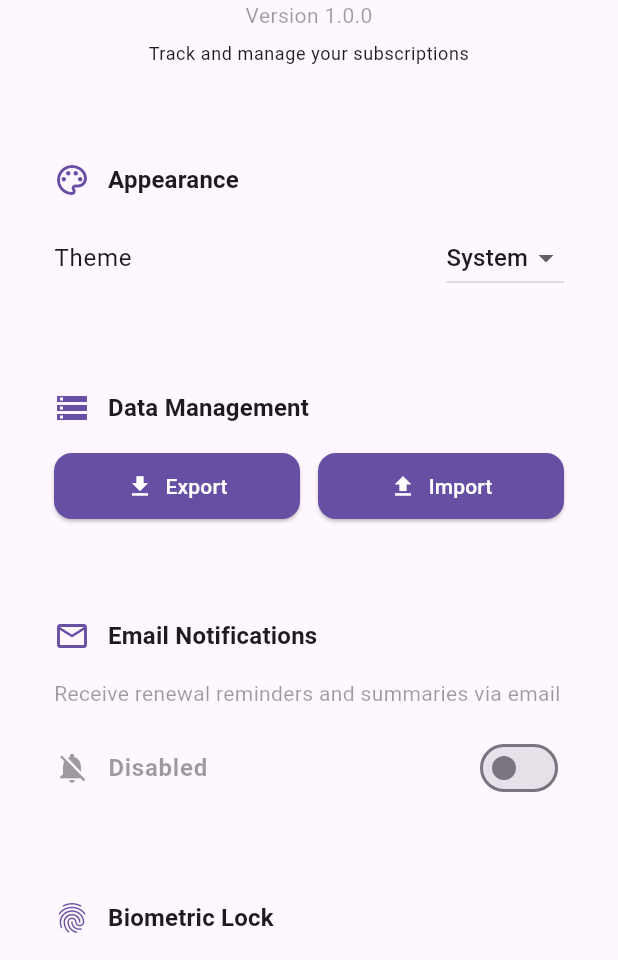
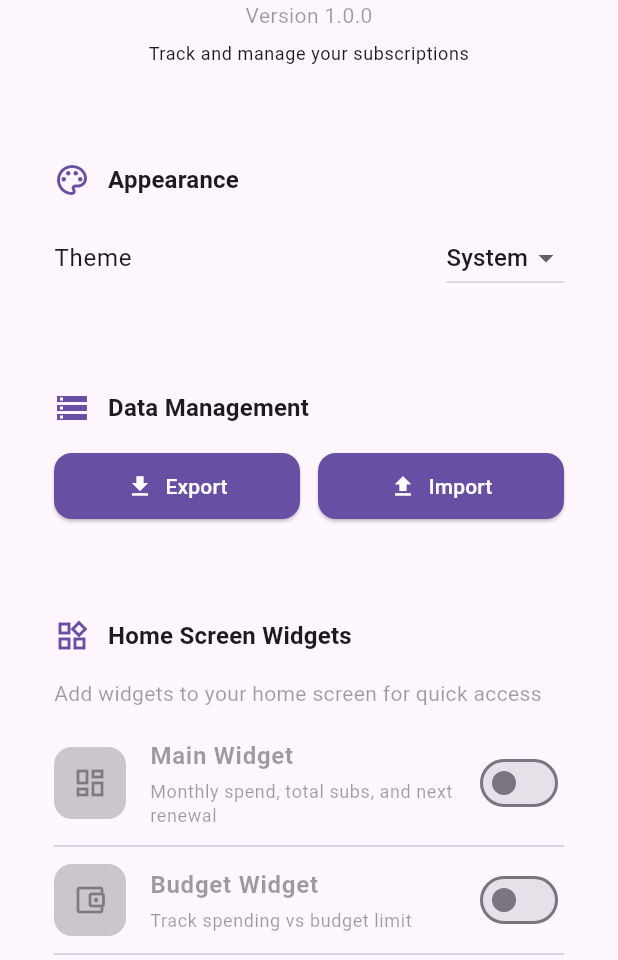
Before and after one commit to Jl115/abotrack_fl, a Flutter app: the SettingsView screen opened directly, on a phone screen of 412 x 824 dp, the part 276-1236 px from its top. Run offline on Flutter 3.47's test engine with Material 3 defaults, Android fonts, the phone set to English and light mode, and no system bars; our stand-ins replace fl_chart, flutter_local_notifications, flutter_slidable, local_auth, permission_handler, shared_preferences and 1 more; missing offline and left inert: background_fetch, home_widget, mailer, workmanager; accounts and stored records are empty; statements that could not run were skipped.

Commit message:
🏠 Add home screen widgets support with 3 widget types

```diff
--- /dev/null
+++ b/lib/src/components/settings/widget_settings_component.dart
@@ -0,0 +1,321 @@
+import 'package:flutter/material.dart';
+import 'package:provider/provider.dart';
+import 'package:abotrack_fl/src/controller/abo_controller.dart';
+import 'package:abotrack_fl/src/service/widget_service.dart';
+import 'package:intl/intl.dart';
+
+/// Settings component for configuring home screen widgets.
+class WidgetSettingsComponent extends StatefulWidget {
+  const WidgetSettingsComponent({super.key});
+
+  @override
+  State<WidgetSettingsComponent> createState() => _WidgetSettingsComponentState();
+}
+
+class _WidgetSettingsComponentState extends State<WidgetSettingsComponent> {
+  final WidgetService _widgetService = WidgetService();
+  bool _isMainWidgetEnabled = false;
+  bool _isBudgetWidgetEnabled = false;
+  bool _isUpcomingWidgetEnabled = false;
+  bool _isLoading = true;
+
+  @override
+  void initState() {
+    super.initState();
+    _loadWidgetSettings();
+  }
+
+  Future<void> _loadWidgetSettings() async {
+    setState(() => _isLoading = true);
+    // In a real app, load from SharedPreferences
+    await Future.delayed(const Duration(milliseconds: 500));
+    setState(() => _isLoading = false);
+  }
+
+  Future<void> _updateWidgets() async {
+    final controller = context.read<AboController>();
+    final abos = controller.abos;
+
+    if (abos.isEmpty) return;
+
+    // Calculate data for main widget
+    final monthlySpend = controller.getMonthlyCost();
+    final totalSubscriptions = abos.length;
+    final expiringCount = abos.where((a) => a.expiresSoon).length;
+
+    // Find next renewal
+    final activeAbos = abos.where((a) => a.isActive).toList();
+    activeAbos.sort((a, b) => a.endDate.compareTo(b.endDate));
+    final nextRenewal = activeAbos.isNotEmpty ? activeAbos.first : null;
+
+    if (_isMainWidgetEnabled) {
+      await _widgetService.updateMainWidget(
+        monthlySpend: monthlySpend,
+        totalSubscriptions: totalSubscriptions,
+        expiringCount: expiringCount,
+        nextRenewalName: nextRenewal?.name ?? 'None',
+        daysUntilNextRenewal: nextRenewal?.daysUntilExpiration ?? 0,
+      );
+    }
+
+    // Update budget widget
+    if (_isBudgetWidgetEnabled) {
+      // In real app, load budget from settings
+      final budget = 100.0;
+      final spent = monthlySpend;
+      final remaining = budget - spent;
+      final isOverBudget = remaining < 0;
+
+      await _widgetService.updateBudgetWidget(
+        budget: budget,
+        spent: spent,
+        remaining: remaining,
+        isOverBudget: isOverBudget,
+      );
+    }
+
+    // Update upcoming renewals widget
+    if (_isUpcomingWidgetEnabled) {
+      final now = DateTime.now();
+      final thirtyDaysFromNow = now.add(const Duration(days: 30));
+      final upcoming = activeAbos
+          .where((a) => a.endDate.isAfter(now) && a.endDate.isBefore(thirtyDaysFromNow))
+          .take(5)
+          .map((a) => {
+                'name': a.name,
+                'price': a.price,
+                'days': a.daysUntilExpiration,
+                'date': a.endDate.toIso8601String(),
+              })
+          .toList();
+
+      await _widgetService.updateUpcomingWidget(upcomingRenewals: upcoming);
+    }
+
+    if (mounted) {
+      ScaffoldMessenger.of(context).showSnackBar(
+        const SnackBar(
+          content: Text('Widgets updated successfully!'),
+          backgroundColor: Colors.green,
+        ),
+      );
+    }
+  }
+
+  @override
+  Widget build(BuildContext context) {
+    final theme = Theme.of(context);
+
+    return Container(
+      width: double.infinity,
+      padding: const EdgeInsets.all(20),
+      decoration: ShapeDecoration(
+        color: theme.cardColor,
+        shape: RoundedRectangleBorder(
+          borderRadius: BorderRadius.circular(28),
+        ),
+      ),
+      child: Column(
+        crossAxisAlignment: CrossAxisAlignment.start,
+        children: [
+          Row(
+            children: [
+              Icon(
+                Icons.widgets_outlined,
+                color: theme.primaryColor,
+              ),
+              const SizedBox(width: 12),
+              Text(
+                'Home Screen Widgets',
+                style: theme.textTheme.titleMedium?.copyWith(
+                  fontWeight: FontWeight.bold,
+                ),
+              ),
+            ],
+          ),
+          const SizedBox(height: 16),
+
+          if (_isLoading)
+            const Padding(
+              padding: EdgeInsets.all(20),
+              child: Center(child: CircularProgressIndicator()),
+            )
+          else
+            Column(
+              crossAxisAlignment: CrossAxisAlignment.start,
+              children: [
+                Text(
+                  'Add widgets to your home screen for quick access',
+                  style: theme.textTheme.bodyMedium?.copyWith(
+                    color: theme.disabledColor,
+                  ),
+                ),
+                const SizedBox(height: 20),
+
+                // Main Widget Toggle
+                _buildWidgetOption(
+                  theme,
+                  'Main Widget',
+                  'Monthly spend, total subs, and next renewal',
+                  Icons.dashboard_outlined,
+                  _isMainWidgetEnabled,
+                  (value) {
+                    setState(() => _isMainWidgetEnabled = value);
+                    _updateWidgets();
+                  },
+                ),
+                const Divider(height: 24),
+
+                // Budget Widget Toggle
+                _buildWidgetOption(
+                  theme,
+                  'Budget Widget',
+                  'Track spending vs budget limit',
+                  Icons.account_balance_wallet_outlined,
+                  _isBudgetWidgetEnabled,
+                  (value) {
+                    setState(() => _isBudgetWidgetEnabled = value);
+                    _updateWidgets();
+                  },
+                ),
+                const Divider(height: 24),
+
+                // Upcoming Widget Toggle
+                _buildWidgetOption(
+                  theme,
+                  'Upcoming Renewals',
+                  'See subscriptions renewing soon',
+                  Icons.upcoming_outlined,
+                  _isUpcomingWidgetEnabled,
+                  (value) {
+                    setState(() => _isUpcomingWidgetEnabled = value);
+                    _updateWidgets();
+                  },
+                ),
+
+                const SizedBox(height: 20),
+
+                // Instructions
+                Container(
+                  padding: const EdgeInsets.all(16),
+                  decoration: BoxDecoration(
+                    color: theme.primaryColor.withOpacity(0.1),
+                    borderRadius: BorderRadius.circular(12),
+                  ),
+                  child: Column(
+                    crossAxisAlignment: CrossAxisAlignment.start,
+                    children: [
+                      Row(
+                        children: [
+                          Icon(
+                            Icons.info_outline,
+                            color: theme.primaryColor,
+                            size: 20,
+                          ),
+                          const SizedBox(width: 8),
+                          Text(
+                            'How to add widgets:',
+                            style: theme.textTheme.titleSmall?.copyWith(
+                              fontWeight: FontWeight.bold,
+                              color: theme.primaryColor,
+                            ),
+                          ),
+                        ],
+                      ),
+                      const SizedBox(height: 12),
+                      Text(
+                        '1. Long press on your home screen\n'
+                        '2. Tap "+" or "Add Widget"\n'
+                        '3. Search for "AboTrack"\n'
+                        '4. Choose your preferred widget size\n'
+                        '5. Tap to add to home screen',
+                        style: theme.textTheme.bodySmall?.copyWith(
+                          color: theme.primaryColor,
+                        ),
+                      ),
+                    ],
+                  ),
+                ),
+
+                const SizedBox(height: 16),
+
+                // Manual Update Button
+                SizedBox(
+                  width: double.infinity,
+                  child: ElevatedButton.icon(
+                    onPressed: _updateWidgets,
+                    icon: const Icon(Icons.refresh),
+                    label: const Text('Update Widgets Now'),
+                    style: ElevatedButton.styleFrom(
+                      backgroundColor: theme.primaryColor,
+                      foregroundColor: theme.colorScheme.onPrimary,
+                      padding: const EdgeInsets.symmetric(vertical: 16),
+                      shape: RoundedRectangleBorder(
+                        borderRadius: BorderRadius.circular(12),
+                      ),
+                    ),
+                  ),
+                ),
+              ],
+            ),
+        ],
+      ),
+    );
+  }
+
+  Widget _buildWidgetOption(
+    ThemeData theme,
+    String title,
+    String description,
+    IconData icon,
+    bool isEnabled,
+    ValueChanged<bool> onChanged,
+  ) {
+    return Row(
+      children: [
+        Container(
+          width: 48,
+          height: 48,
+          decoration: BoxDecoration(
+            color: isEnabled
+                ? theme.primaryColor.withOpacity(0.2)
+                : theme.disabledColor.withOpacity(0.2),
+            borderRadius: BorderRadius.circular(12),
+          ),
+          child: Icon(
+            icon,
+            color: isEnabled ? theme.primaryColor : theme.disabledColor,
+            size: 24,
+          ),
+        ),
+        const SizedBox(width: 16),
+        Expanded(
+          child: Column(
+            crossAxisAlignment: CrossAxisAlignment.start,
+            children: [
+              Text(
+                title,
+                style: theme.textTheme.bodyLarge?.copyWith(
+                  fontWeight: FontWeight.bold,
+                  color: isEnabled ? theme.textTheme.bodyLarge?.color : theme.disabledColor,
+                ),
+              ),
+              const SizedBox(height: 4),
+              Text(
+                description,
+                style: theme.textTheme.bodySmall?.copyWith(
+                  color: theme.disabledColor,
+                ),
+              ),
+            ],
+          ),
+        ),
+        Switch(
+          value: isEnabled,
+          onChanged: onChanged,
+          activeColor: theme.primaryColor,
+        ),
+      ],
+    );
+  }
+}
--- /dev/null
+++ b/lib/src/service/widget_service.dart
@@ -0,0 +1,159 @@
+import 'dart:convert';
+import 'package:shared_preferences/shared_preferences.dart';
+import 'package:home_widget/home_widget.dart';
+import 'package:flutter/material.dart';
+
+/// Widget service for home screen widgets (iOS & Android).
+class WidgetService {
+  static final WidgetService _instance = WidgetService._internal();
+  factory WidgetService() => _instance;
+  WidgetService._internal();
+
+  /// Initialize widget service.
+  Future<void> initialize() async {
+    // Widgets are initialized automatically by the platform
+    print('Widget service initialized');
+  }
+
+  /// Update the main widget with subscription data.
+  Future<void> updateMainWidget({
+    required double monthlySpend,
+    required int totalSubscriptions,
+    required int expiringCount,
+    required String nextRenewalName,
+    required int daysUntilNextRenewal,
+  }) async {
+    try {
+      // Save data for widget to read
+      final prefs = await SharedPreferences.getInstance();
+      await prefs.setDouble('widget_monthly_spend', monthlySpend);
+      await prefs.setInt('widget_total_subscriptions', totalSubscriptions);
+      await prefs.setInt('widget_expiring_count', expiringCount);
+      await prefs.setString('widget_next_renewal_name', nextRenewalName);
+      await prefs.setInt('widget_days_until_renewal', daysUntilNextRenewal);
+      await prefs.setInt('widget_last_updated', DateTime.now().millisecondsSinceEpoch);
+
+      // Update Android widget
+      await HomeWidget.updateWidget(
+        name: 'AboTrackWidgetProvider',
+        androidName: 'AboTrackWidgetProvider',
+        iOSName: 'HomeWidget',
+        data: {
+          'monthly_spend': monthlySpend.toStringAsFixed(2),
+          'total_subscriptions': totalSubscriptions,
+          'expiring_count': expiringCount,
+          'next_renewal_name': nextRenewalName,
+          'days_until_renewal': daysUntilNextRenewal,
+          'last_updated': DateTime.now().toIso8601String(),
+        },
+      );
+
+      print('Widget updated successfully');
+    } catch (e) {
+      print('Error updating widget: $e');
+    }
+  }
+
+  /// Update the budget widget.
+  Future<void> updateBudgetWidget({
+    required double budget,
+    required double spent,
+    required double remaining,
+    required bool isOverBudget,
+  }) async {
+    try {
+      final prefs = await SharedPreferences.getInstance();
+      await prefs.setDouble('widget_budget', budget);
+      await prefs.setDouble('widget_spent', spent);
+      await prefs.setDouble('widget_remaining', remaining);
+      await prefs.setBool('widget_over_budget', isOverBudget);
+
+      await HomeWidget.updateWidget(
+        name: 'AboTrackBudgetWidgetProvider',
+        androidName: 'AboTrackBudgetWidgetProvider',
+        iOSName: 'BudgetHomeWidget',
+        data: {
+          'budget': budget.toStringAsFixed(2),
+          'spent': spent.toStringAsFixed(2),
+          'remaining': remaining.toStringAsFixed(2),
+          'over_budget': isOverBudget,
+          'percentage_used': budget > 0 ? ((spent / budget) * 100).toStringAsFixed(1) : '0',
+        },
+      );
+
+      print('Budget widget updated successfully');
+    } catch (e) {
+      print('Error updating budget widget: $e');
+    }
+  }
+
+  /// Update the upcoming renewals widget.
+  Future<void> updateUpcomingWidget({
+    required List<Map<String, dynamic>> upcomingRenewals,
+  }) async {
+    try {
+      final prefs = await SharedPreferences.getInstance();
+      final renewalsJson = jsonEncode(upcomingRenewals);
+      await prefs.setString('widget_upcoming_renewals', renewalsJson);
+
+      await HomeWidget.updateWidget(
+        name: 'AboTrackUpcomingWidgetProvider',
+        androidName: 'AboTrackUpcomingWidgetProvider',
+        iOSName: 'UpcomingHomeWidget',
+        data: {
+          'renewals': renewalsJson,
+          'count': upcomingRenewals.length,
+        },
+      );
+
+      print('Upcoming renewals widget updated successfully');
+    } catch (e) {
+      print('Error updating upcoming widget: $e');
+    }
+  }
+
+  /// Set widget click callback (opens app to specific screen).
+  Future<void> setClickCallback({String? screen}) async {
+    try {
+      await HomeWidget.setAppGroupId('group.com.abotrack.widgets'); // iOS group ID
+      print('Widget click callback set for screen: $screen');
+    } catch (e) {
+      print('Error setting click callback: $e');
+    }
+  }
+
+  /// Get widget data (for debugging).
+  Future<Map<String, dynamic>> getWidgetData() async {
+    final prefs = await SharedPreferences.getInstance();
+    return {
+      'monthly_spend': prefs.getDouble('widget_monthly_spend') ?? 0.0,
+      'total_subscriptions': prefs.getInt('widget_total_subscriptions') ?? 0,
+      'expiring_count': prefs.getInt('widget_expiring_count') ?? 0,
+      'next_renewal_name': prefs.getString('widget_next_renewal_name') ?? '',
+      'days_until_renewal': prefs.getInt('widget_days_until_renewal') ?? 0,
+      'budget': prefs.getDouble('widget_budget') ?? 0.0,
+      'spent': prefs.getDouble('widget_spent') ?? 0.0,
+      'remaining': prefs.getDouble('widget_remaining') ?? 0.0,
+      'over_budget': prefs.getBool('widget_over_budget') ?? false,
+      'last_updated': prefs.getInt('widget_last_updated') ?? 0,
+    };
+  }
+
+  /// Clear all widget data.
+  Future<void> clearWidgetData() async {
+    final prefs = await SharedPreferences.getInstance();
+    await prefs.remove('widget_monthly_spend');
+    await prefs.remove('widget_total_subscriptions');
+    await prefs.remove('widget_expiring_count');
+    await prefs.remove('widget_next_renewal_name');
+    await prefs.remove('widget_days_until_renewal');
+    await prefs.remove('widget_budget');
+    await prefs.remove('widget_spent');
+    await prefs.remove('widget_remaining');
+    await prefs.remove('widget_over_budget');
+    await prefs.remove('widget_upcoming_renewals');
+    await prefs.remove('widget_last_updated');
+
+    print('Widget data cleared');
+  }
+}
--- a/lib/src/views/settings_view.dart
+++ b/lib/src/views/settings_view.dart
@@ -1,6 +1,7 @@
 import 'package:abotrack_fl/src/components/base/drawer_component.dart';
 import 'package:abotrack_fl/src/components/settings/email_notification_settings_component.dart';
 import 'package:abotrack_fl/src/components/settings/security_settings_component.dart';
+import 'package:abotrack_fl/src/components/settings/widget_settings_component.dart';
 import 'package:abotrack_fl/src/service/notification_service.dart';
 import 'package:flutter/material.dart';
 import 'package:provider/provider.dart';
@@ -205,6 +206,9 @@ class SettingsView extends StatelessWidget {
                 ],
               ),
             ),
+            const SizedBox(height: 24),
+            // Widget Settings
+            const WidgetSettingsComponent(),
             const SizedBox(height: 24),
             // Email Notification Settings
             const EmailNotificationSettingsComponent(),
--- a/pubspec.yaml
+++ b/pubspec.yaml
@@ -35,6 +35,7 @@ dev_dependencies:
   shared_preferences: ^2.2.2
   local_auth: ^2.3.0
   mailer: ^6.0.1
+  home_widget: ^0.4.1
 
 flutter:
   uses-material-design: true
```
